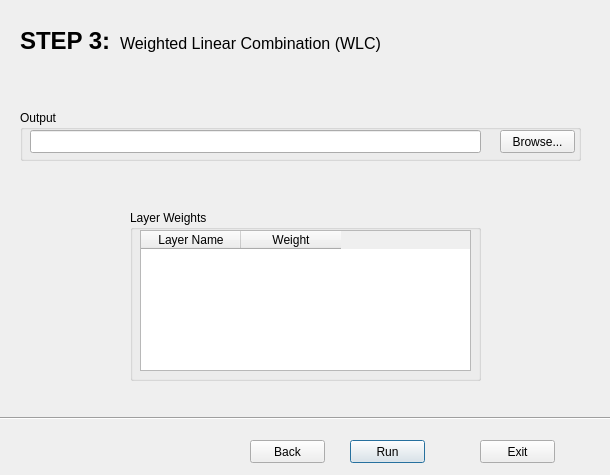
Qt form step3.ui (MSBilgin/EasyAHP) before a commit.
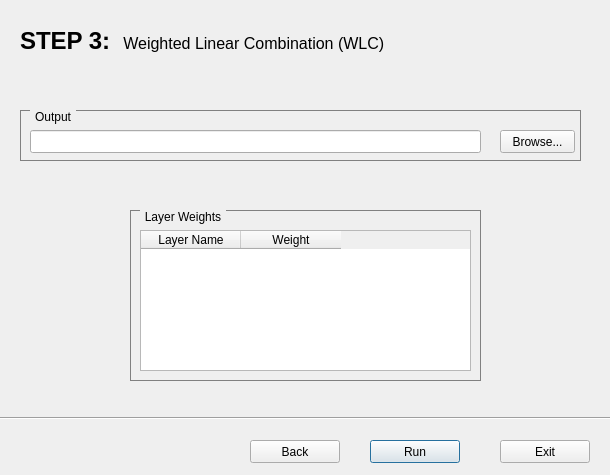
The same form after that commit.

```diff
--- a/step3.ui
+++ b/step3.ui
@@ -22,9 +22,9 @@
   <widget class="QPushButton" name="runBTN">
    <property name="geometry">
     <rect>
-     <x>350</x>
+     <x>370</x>
      <y>440</y>
-     <width>75</width>
+     <width>90</width>
      <height>23</height>
     </rect>
    </property>
@@ -35,9 +35,9 @@
   <widget class="QPushButton" name="exitBTN">
    <property name="geometry">
     <rect>
-     <x>480</x>
+     <x>500</x>
      <y>440</y>
-     <width>75</width>
+     <width>90</width>
      <height>23</height>
     </rect>
    </property>
@@ -81,10 +81,10 @@
   <widget class="QLabel" name="label_4">
    <property name="geometry">
     <rect>
-     <x>120</x>
-     <y>33</y>
+     <x>110</x>
+     <y>23</y>
      <width>311</width>
-     <height>21</height>
+     <height>41</height>
     </rect>
    </property>
    <property name="font">
@@ -93,7 +93,7 @@
     </font>
    </property>
    <property name="text">
-    <string>Weighted Linear Combination (WLC)</string>
+    <string>   Weighted Linear Combination (WLC)</string>
    </property>
   </widget>
   <widget class="QPushButton" name="backBTN">
@@ -101,7 +101,7 @@
     <rect>
      <x>250</x>
      <y>440</y>
-     <width>75</width>
+     <width>90</width>
      <height>23</height>
     </rect>
    </property>
@@ -118,6 +118,16 @@
      <height>51</height>
     </rect>
    </property>
+   <property name="styleSheet">
+    <string notr="true">QGroupBox { 
+     border: 1px solid gray; 
+ }
+
+QGroupBox::title {
+    left: 10px;
+    padding: 0 3px 0 3px;
+}</string>
+   </property>
    <property name="title">
     <string>Output</string>
    </property>
@@ -157,6 +167,16 @@
      <height>171</height>
     </rect>
    </property>
+   <property name="styleSheet">
+    <string notr="true">QGroupBox { 
+     border: 1px solid gray; 
+ }
+
+QGroupBox::title {
+    left: 10px;
+    padding: 0 3px 0 3px;
+}</string>
+   </property>
    <property name="title">
     <string>Layer Weights</string>
    </property>
```
